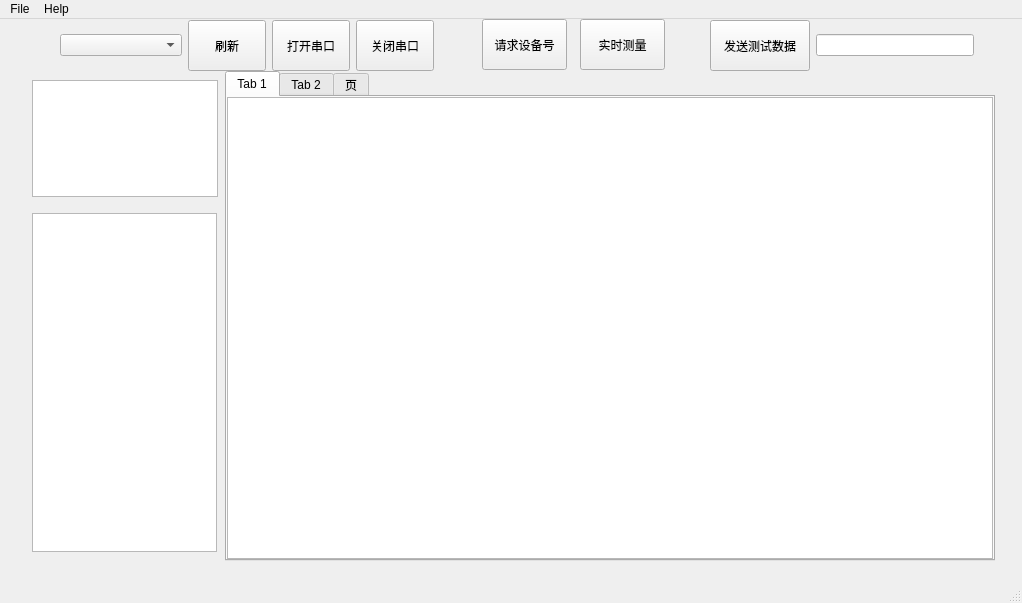
This is mainwindow.ui in SherlockWu197/hahaha as Qt 5 draws it before an edit. The edited form follows.
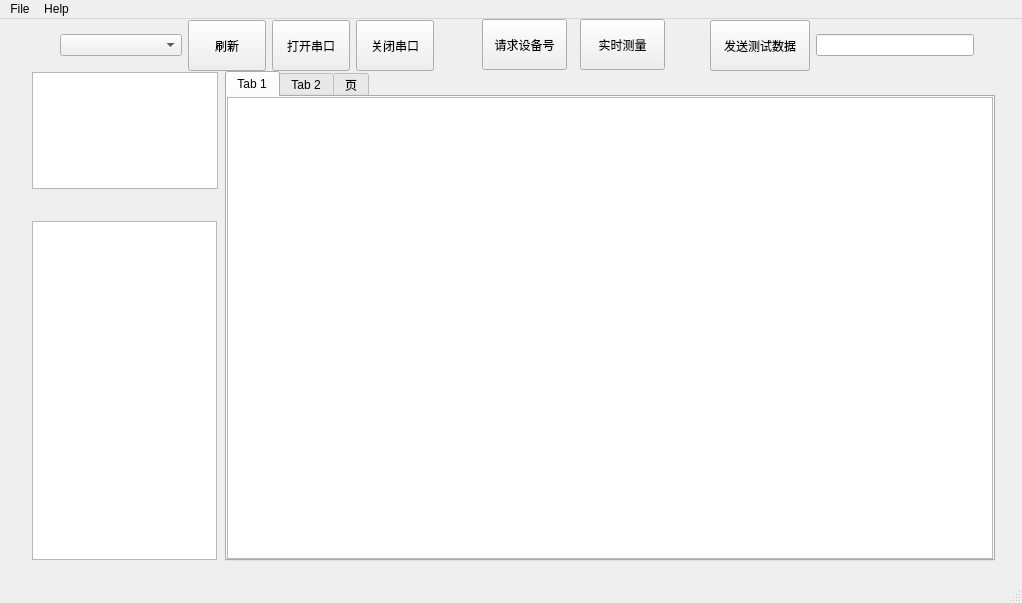
This is the edited form.

Commit message: 完成校验和的计算部分

Patch:
```diff
--- a/mainwindow.ui
+++ b/mainwindow.ui
@@ -26,6 +26,9 @@
     <layout class="QHBoxLayout" name="horizontalLayout">
      <item>
       <layout class="QVBoxLayout" name="verticalLayout">
+       <property name="spacing">
+        <number>30</number>
+       </property>
        <item>
         <widget class="QTextBrowser" name="textBrowser">
          <property name="minimumSize">
```
The commit also changes 2 other files.
